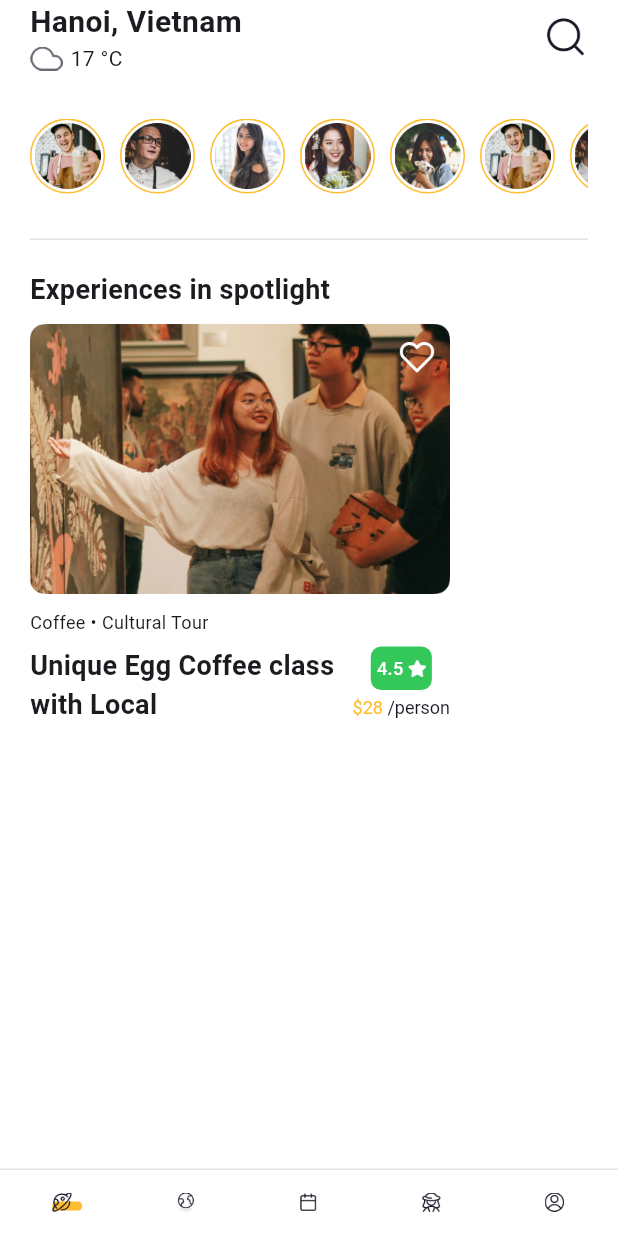
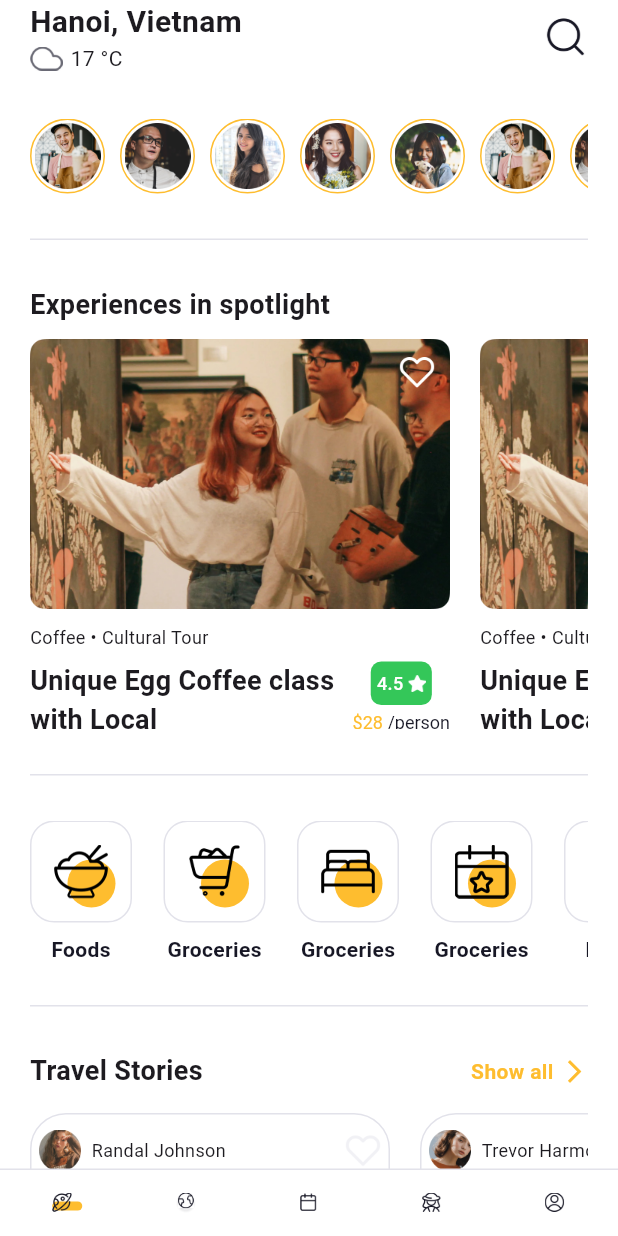
Before and after one commit to NefiseTnc/olaha_travel_app, a Flutter app: the screen it shows after launch, on a phone screen of 412 x 824 dp. Run offline on Flutter 3.47's test engine with Material 3 defaults, Android fonts, the phone set to English and light mode, and no system bars; our stand-ins replace shared_preferences.

Commit message:
Updated Home Page

```diff
--- a/lib/data/home_page_data.dart
+++ b/lib/data/home_page_data.dart
@@ -1,3 +1,7 @@
+import 'package:flutter/material.dart';
+import 'package:olaha_travel_app/views/home/widgets/category_item.dart';
+import 'package:olaha_travel_app/views/home/widgets/travel_story_item.dart';
+
 class HomePageData {
   HomePageData._();
   static const List<Map<String, String>> storyImage = [
@@ -22,4 +26,90 @@ class HomePageData {
     {"imageUrl": "assets/images/story_4.png"},
     {"imageUrl": "assets/images/story_5.png"},
   ];
+
+  static const List<Widget> categoryList = [
+    CategoryItem(
+      imageUrl: "assets/icons/asian-food-rice.png",
+      categoryName: "Foods",
+    ),
+    CategoryItem(
+      imageUrl: "assets/icons/shopping-cart-full.png",
+      categoryName: "Groceries",
+    ),
+    CategoryItem(
+      imageUrl: "assets/icons/hotel-double-bed.png",
+      categoryName: "Groceries",
+    ),
+    CategoryItem(
+      imageUrl: "assets/icons/calendar-favorite.png",
+      categoryName: "Groceries",
+    ),
+    CategoryItem(
+      imageUrl: "assets/icons/asian-food-rice.png",
+      categoryName: "Foods",
+    ),
+    CategoryItem(
+      imageUrl: "assets/icons/shopping-cart-full.png",
+      categoryName: "Groceries",
+    ),
+    CategoryItem(
+      imageUrl: "assets/icons/hotel-double-bed.png",
+      categoryName: "Groceries",
+    ),
+    CategoryItem(
+      imageUrl: "assets/icons/calendar-favorite.png",
+      categoryName: "Groceries",
+    ),
+  ];
+
+  static const List<Widget> travelStoryList = [
+    TravelStoryItem(
+      userImageUrl: "assets/images/travel_stories_1.png",
+      userName: "Randal Johnson",
+      storyImageUrl: "assets/images/travel_image_1.png",
+      title: "Film Photography Tour: Hanoi Hidden Temples",
+    ),
+    TravelStoryItem(
+      userImageUrl: "assets/images/travel_stories_2.png",
+      userName: "Trevor Harmon",
+      storyImageUrl: "assets/images/travel_image_2.png",
+      title: "Full Day Private Tour To Da Lat From Quang Trung",
+    ),
+    TravelStoryItem(
+      userImageUrl: "assets/images/travel_stories_1.png",
+      userName: "Randal Johnson",
+      storyImageUrl: "assets/images/travel_image_1.png",
+      title: "Film Photography Tour: Hanoi Hidden Temples",
+    ),
+    TravelStoryItem(
+      userImageUrl: "assets/images/travel_stories_2.png",
+      userName: "Trevor Harmon",
+      storyImageUrl: "assets/images/travel_image_2.png",
+      title: "Full Day Private Tour To Da Lat From Quang Trung",
+    ),
+    TravelStoryItem(
+      userImageUrl: "assets/images/travel_stories_1.png",
+      userName: "Randal Johnson",
+      storyImageUrl: "assets/images/travel_image_1.png",
+      title: "Film Photography Tour: Hanoi Hidden Temples",
+    ),
+    TravelStoryItem(
+      userImageUrl: "assets/images/travel_stories_2.png",
+      userName: "Trevor Harmon",
+      storyImageUrl: "assets/images/travel_image_2.png",
+      title: "Full Day Private Tour To Da Lat From Quang Trung",
+    ),
+    TravelStoryItem(
+      userImageUrl: "assets/images/travel_stories_1.png",
+      userName: "Randal Johnson",
+      storyImageUrl: "assets/images/travel_image_1.png",
+      title: "Film Photography Tour: Hanoi Hidden Temples",
+    ),
+    TravelStoryItem(
+      userImageUrl: "assets/images/travel_stories_2.png",
+      userName: "Trevor Harmon",
+      storyImageUrl: "assets/images/travel_image_2.png",
+      title: "Full Day Private Tour To Da Lat From Quang Trung",
+    ),
+  ];
 }
--- a/lib/navigation_menu/navigation_menu.dart
+++ b/lib/navigation_menu/navigation_menu.dart
@@ -38,6 +38,7 @@ class _NavigationMenuState extends State<NavigationMenu> {
           width: deviceWidth,
           height: deviceBottomPadding + 45,
           decoration: const BoxDecoration(
+              color: Colors.white,
               border: Border(top: BorderSide(color: AppColor.grayColor2))),
           child: Padding(
             padding: EdgeInsets.symmetric(
--- a/lib/views/home/home_page.dart
+++ b/lib/views/home/home_page.dart
@@ -1,6 +1,9 @@
+// ignore_for_file: public_member_api_docs, sort_constructors_first
 import 'package:flutter/material.dart';
+
 import 'package:olaha_travel_app/data/home_page_data.dart';
-import 'package:olaha_travel_app/views/home/widgets/custom_appbar.dart';
+import 'package:olaha_travel_app/utils/app_color.dart';
+import 'package:olaha_travel_app/views/home/widgets/custom_app_bar.dart';
 import 'package:olaha_travel_app/views/home/widgets/experience.dart';
 import 'package:olaha_travel_app/views/home/widgets/line.dart';
 import 'package:olaha_travel_app/views/home/widgets/story_item.dart';
@@ -50,7 +53,78 @@ class _HomePageState extends State<HomePage> {
               ),
             ),
             const Line(),
-            const ExperienceItem(),
+            const Text(
+              "Experiences in spotlight",
+              style: TextStyle(
+                fontSize: 18,
+                fontWeight: FontWeight.w700,
+              ),
+            ),
+            const SizedBox(height: 10),
+            SizedBox(
+              height: 260,
+              child: ListView(
+                scrollDirection: Axis.horizontal,
+                children: const [
+                  ExperienceItem(),
+                  ExperienceItem(),
+                  ExperienceItem(),
+                ],
+              ),
+            ),
+            const Line(),
+            SizedBox(
+              height: 93,
+              child: ListView(
+                scrollDirection: Axis.horizontal,
+                children: HomePageData.categoryList,
+              ),
+            ),
+            const Line(),
+            const Row(
+              mainAxisAlignment: MainAxisAlignment.spaceBetween,
+              children: [
+                Text(
+                  "Travel Stories",
+                  style: TextStyle(
+                    fontSize: 18,
+                    fontWeight: FontWeight.w700,
+                  ),
+                ),
+                Row(
+                  mainAxisAlignment: MainAxisAlignment.center,
+                  crossAxisAlignment: CrossAxisAlignment.center,
+                  children: [
+                    Text(
+                      "Show all",
+                      style: TextStyle(
+                        fontSize: 14,
+                        fontWeight: FontWeight.w700,
+                        color: AppColor.primaryColor,
+                      ),
+                    ),
+                    SizedBox(
+                      width: 5,
+                    ),
+                    Icon(
+                      Icons.arrow_forward_ios,
+                      color: AppColor.primaryColor,
+                      size: 18,
+                    )
+                  ],
+                ),
+              ],
+            ),
+            const SizedBox(height: 15),
+            SizedBox(
+              height: 250,
+              child: ListView(
+                scrollDirection: Axis.horizontal,
+                children: HomePageData.travelStoryList,
+              ),
+            ),
+            const Line(),
+            const SizedBox(height: 100),
           ],
         ),
       ),
--- /dev/null
+++ b/lib/views/home/widgets/category_item.dart
@@ -0,0 +1,67 @@
+
+import 'package:flutter/material.dart';
+import 'package:olaha_travel_app/utils/app_color.dart';
+
+class CategoryItem extends StatelessWidget {
+  final String imageUrl;
+  final String categoryName;
+  const CategoryItem({
+    Key? key,
+    required this.imageUrl,
+    required this.categoryName,
+  }) : super(key: key);
+
+  @override
+  Widget build(BuildContext context) {
+    return Padding(
+      padding: const EdgeInsets.only(right: 21),
+      child: Column(
+        mainAxisAlignment: MainAxisAlignment.center,
+        crossAxisAlignment: CrossAxisAlignment.center,
+        children: [
+          Container(
+            width: 68,
+            height: 68,
+            decoration: BoxDecoration(
+              border: Border.all(color: AppColor.grayColor2),
+              borderRadius: BorderRadius.circular(16.0),
+            ),
+            child: Stack(
+              children: [
+                Positioned(
+                  left: 24,
+                  top: 25,
+                  child: Container(
+                    width: 32,
+                    height: 32,
+                    decoration: BoxDecoration(
+                        color: AppColor.primaryColor,
+                        borderRadius: BorderRadius.circular(32 * .5)),
+                  ),
+                ),
+                Align(
+                  alignment: Alignment.center,
+                  child: Image.asset(
+                    imageUrl,
+                    width: 36,
+                    height: 36,
+                  ),
+                ),
+              ],
+            ),
+          ),
+          const SizedBox(
+            height: 8,
+          ),
+          Text(
+            categoryName,
+            style: const TextStyle(
+                color: AppColor.blackColor,
+                fontSize: 14,
+                fontWeight: FontWeight.w600),
+          ),
+        ],
+      ),
+    );
+  }
+}
--- a/lib/views/home/widgets/experience.dart
+++ b/lib/views/home/widgets/experience.dart
@@ -8,24 +8,18 @@ class ExperienceItem extends StatelessWidget {
 
   @override
   Widget build(BuildContext context) {
-    return SizedBox(
+    return Padding(
+      padding: const EdgeInsets.only(right: 20.0),
+      child: SizedBox(
         width: 280,
         child: Column(
           crossAxisAlignment: CrossAxisAlignment.start,
           children: [
-          const Text(
-            "Experiences in spotlight",
-            style: TextStyle(
-              fontSize: 18,
-              fontWeight: FontWeight.w700,
-            ),
-          ),
-          const SizedBox(height: 10),
             Stack(
               children: [
                 Container(
-                decoration: BoxDecoration(
-                    borderRadius: BorderRadius.circular(10.0)),
+                  decoration:
+                      BoxDecoration(borderRadius: BorderRadius.circular(10.0)),
                   child: Image.asset(
                     "assets/images/home_image_1.png",
                     width: 280,
@@ -118,6 +112,7 @@ class ExperienceItem extends StatelessWidget {
             ),
           ],
         ),
+      ),
     );
   }
 }
--- a/lib/views/home/widgets/line.dart
+++ b/lib/views/home/widgets/line.dart
@@ -16,7 +16,7 @@ class Line extends StatelessWidget {
             ),
           ),
         ),
-        const SizedBox(height: 20),
+        const SizedBox(height: 30),
       ],
     );
   }
--- /dev/null
+++ b/lib/views/home/widgets/travel_story_item.dart
@@ -0,0 +1,94 @@
+import 'package:flutter/material.dart';
+import 'package:olaha_travel_app/utils/app_color.dart';
+
+class TravelStoryItem extends StatelessWidget {
+  final String userImageUrl;
+  final String userName;
+  final String storyImageUrl;
+  final String title;
+  const TravelStoryItem({
+    Key? key,
+    required this.userImageUrl,
+    required this.userName,
+    required this.storyImageUrl,
+    required this.title,
+  }) : super(key: key);
+
+  @override
+  Widget build(BuildContext context) {
+    return Padding(
+      padding: const EdgeInsets.only(right: 20.0),
+      child: Container(
+        width: 240,
+        height: 250,
+        decoration: BoxDecoration(
+          border: Border.all(
+            color: AppColor.grayColor2,
+          ),
+          borderRadius: BorderRadius.circular(24.0),
+        ),
+        child: Column(
+          children: [
+            Padding(
+              padding: const EdgeInsets.symmetric(horizontal: 5, vertical: 10),
+              child: Row(
+                mainAxisAlignment: MainAxisAlignment.spaceBetween,
+                children: [
+                  Row(
+                    children: [
+                      Container(
+                        width: 28,
+                        height: 28,
+                        decoration: BoxDecoration(
+                          borderRadius: BorderRadius.circular(28 * .5),
+                        ),
+                        child: Image.asset(
+                          userImageUrl,
+                        ),
+                      ),
+                      const SizedBox(
+                        width: 7,
+                      ),
+                      Text(
+                        userName,
+                        style: const TextStyle(
+                          fontSize: 12,
+                        ),
+                      )
+                    ],
+                  ),
+                  Image.asset(
+                    "assets/icons/heart.png",
+                    color: AppColor.grayColor,
+                    width: 24,
+                    height: 24,
+                  ),
+                ],
+              ),
+            ),
+            Container(
+              height: 135,
+              width: double.infinity,
+              decoration:
+                  BoxDecoration(borderRadius: BorderRadius.circular(20.0)),
+              child: Image.asset(
+                storyImageUrl,
+                height: 135,
+                width: double.infinity,
+                fit: BoxFit.cover,
+              ),
+            ),
+            Padding(
+              padding: const EdgeInsets.symmetric(vertical: 10, horizontal: 10),
+              child: Text(
+                title,
+                style:
+                    const TextStyle(fontSize: 13, color: AppColor.blackColor),
+              ),
+            )
+          ],
+        ),
+      ),
+    );
+  }
+}
```
Also changed, not shown: assets/icons/asian-food-rice.png (added), assets/icons/calendar-favorite.png (added), assets/icons/hotel-double-bed.png (added), assets/icons/shopping-cart-full.png (added), assets/images/home_image_2.png (deleted), assets/images/travel_image_1.png (added), assets/images/travel_image_2.png (added), assets/images/travel_stories_1.png (added), assets/images/travel_stories_2.png (added), lib/views/home/widgets/custom_app_bar.dart (renamed from lib/views/home/widgets/custom_appbar.dart). Lines whose indentation alone changed are shown as unchanged.
